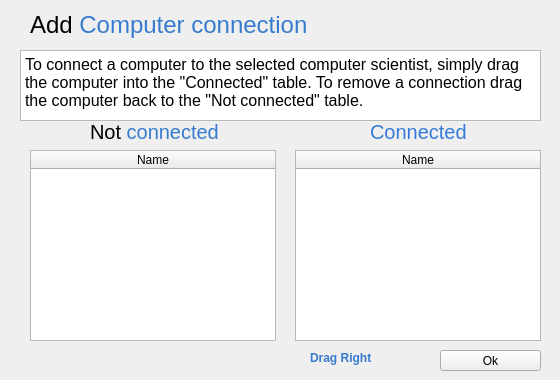
Old version of the form ui/computerconnectdialog.ui in the repository VLN-H7/Skil3.
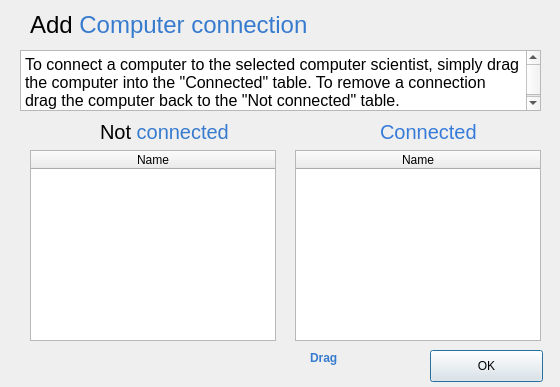
New version of the form. Icons and pictures are not drawn. Custom widgets are drawn as their Qt base class.

Diff of the .ui file:
```diff
--- a/ui/computerconnectdialog.ui
+++ b/ui/computerconnectdialog.ui
@@ -7,7 +7,7 @@
     <x>0</x>
     <y>0</y>
     <width>560</width>
-    <height>380</height>
+    <height>387</height>
    </rect>
   </property>
   <property name="minimumSize">
@@ -132,7 +132,7 @@
      <x>20</x>
      <y>50</y>
      <width>521</width>
-     <height>71</height>
+     <height>61</height>
     </rect>
    </property>
    <property name="html">
@@ -146,7 +146,7 @@
   <widget class="QLabel" name="label_addComputerTitle_2">
    <property name="geometry">
     <rect>
-     <x>90</x>
+     <x>100</x>
      <y>120</y>
      <width>141</width>
      <height>22</height>
@@ -159,7 +159,7 @@
   <widget class="QLabel" name="label_addComputerTitle_3">
    <property name="geometry">
     <rect>
-     <x>370</x>
+     <x>380</x>
      <y>120</y>
      <width>141</width>
      <height>22</height>
@@ -169,22 +169,6 @@
     <string>&lt;html&gt;&lt;head/&gt;&lt;body&gt;&lt;p&gt;&lt;span style=&quot; font-size:15pt; color:#367bd9;&quot;&gt;Connected&lt;/span&gt;&lt;/p&gt;&lt;/body&gt;&lt;/html&gt;</string>
    </property>
   </widget>
-  <widget class="QPushButton" name="pushButton_Ok">
-   <property name="geometry">
-    <rect>
-     <x>440</x>
-     <y>350</y>
-     <width>101</width>
-     <height>21</height>
-    </rect>
-   </property>
-   <property name="text">
-    <string>Ok</string>
-   </property>
-   <property name="autoDefault">
-    <bool>false</bool>
-   </property>
-  </widget>
   <widget class="QLabel" name="label_2">
    <property name="geometry">
     <rect>
@@ -214,7 +198,20 @@
     </rect>
    </property>
    <property name="text">
-    <string>&lt;html&gt;&lt;head/&gt;&lt;body&gt;&lt;p&gt;&lt;span style=&quot; font-weight:600; color:#377bce;&quot;&gt;Drag Right&lt;/span&gt;&lt;/p&gt;&lt;/body&gt;&lt;/html&gt;</string>
+    <string>&lt;html&gt;&lt;head/&gt;&lt;body&gt;&lt;p&gt;&lt;span style=&quot; font-weight:600; color:#377bce;&quot;&gt;Drag&lt;/span&gt;&lt;/p&gt;&lt;/body&gt;&lt;/html&gt;</string>
+   </property>
+  </widget>
+  <widget class="QPushButton" name="pushButton_Ok">
+   <property name="geometry">
+    <rect>
+     <x>430</x>
+     <y>350</y>
+     <width>113</width>
+     <height>32</height>
+    </rect>
+   </property>
+   <property name="text">
+    <string>OK</string>
    </property>
   </widget>
  </widget>
```
